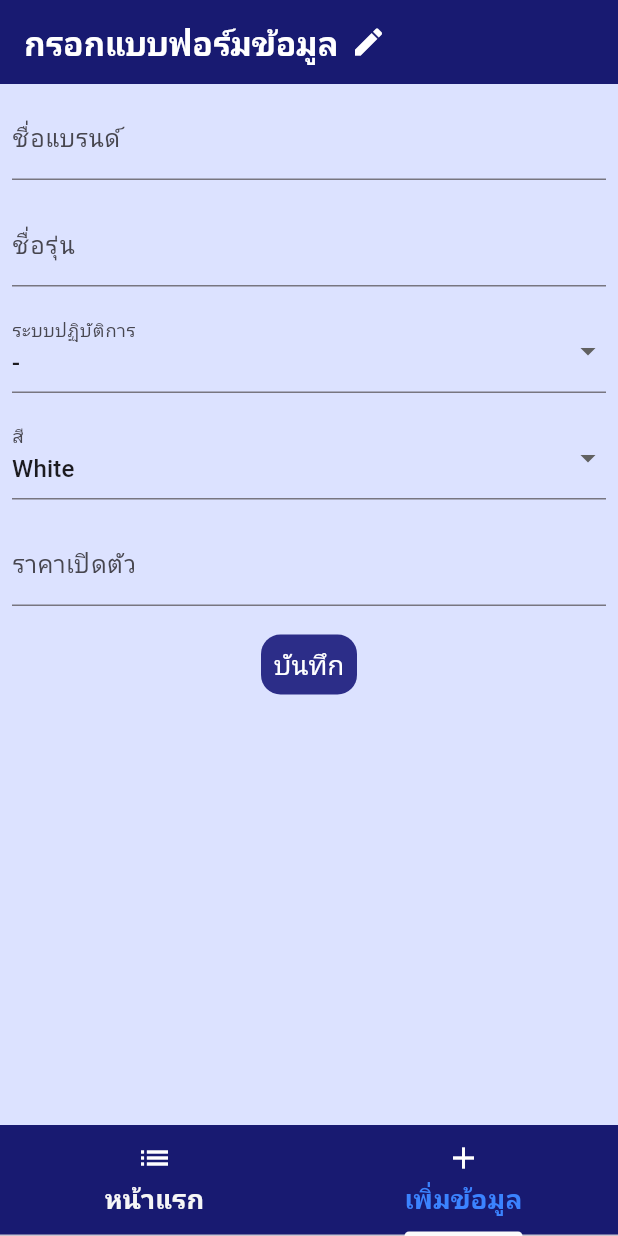
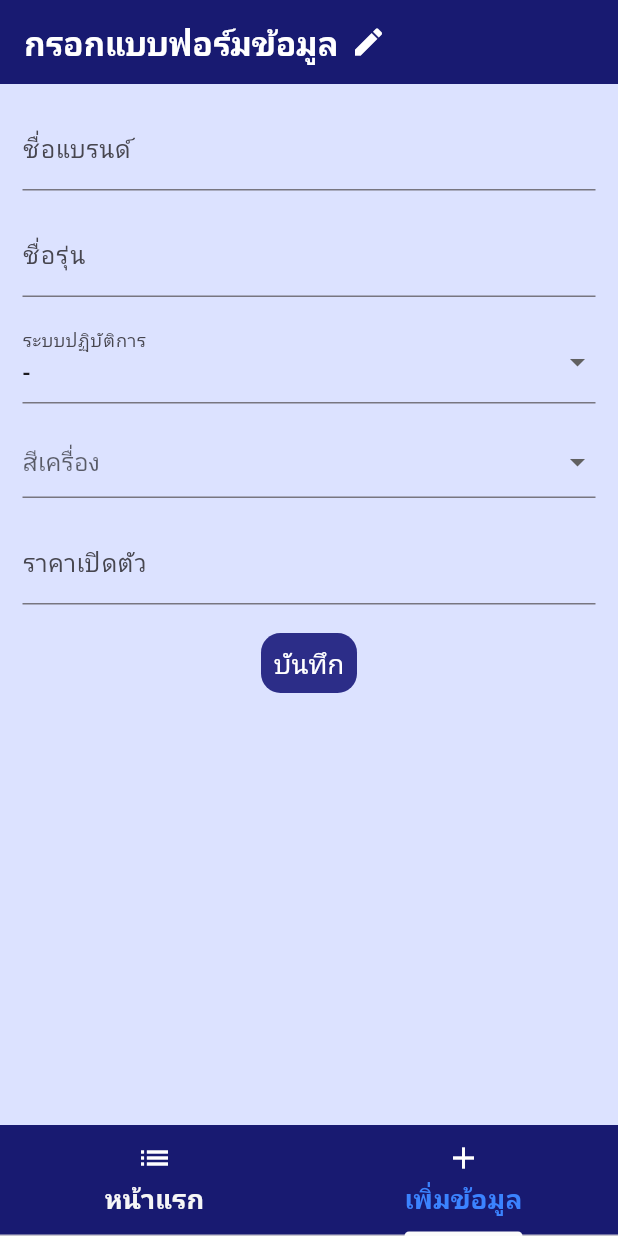
Before and after one commit to ratchanona65/MobileApplication, a Flutter app: the screen it shows after launch, tab 2 chosen, on a phone screen of 412 x 824 dp. Run offline on Flutter 3.47's test engine with Material 3 defaults, Android fonts, the phone set to English and light mode, and no system bars; our stand-ins replace google_fonts, image_picker, sembast; Roboto replaces fonts that are missing (Kanit).

Commit message:
สามารถนำสีจากที่ผู้เลือกมาโชว์ได้แล้ว

```diff
--- a/lib/database/transaction_db.dart
+++ b/lib/database/transaction_db.dart
@@ -1,3 +1,4 @@
+import 'package:myapp/models/mobile_colors.dart';
 import 'package:path/path.dart';
 import 'package:path_provider/path_provider.dart';
 import 'dart:io';
@@ -30,6 +31,7 @@ class TransactionDB {
       "price": statement.price,
       "date": statement.date.toIso8601String(),
       "imagePath": statement.imagePath,
+      "colorsHex": statement.colorsModel
     });
 
     await db.close();
--- /dev/null
+++ b/lib/models/mobile_colors.dart
@@ -0,0 +1,39 @@
+import 'package:flutter/material.dart';
+
+enum MobileColors {
+  white(title: "White", color: Color(0xFFFFFFFF)),
+  black(title: "Black", color: Color(0xFF000000)),
+  spaceGray(title: "Space Gray", color: Color(0xFF757575)),
+  silver(title: "Silver", color: Color(0xFFC0C0C0)),
+  blue(title: "Blue", color: Color(0xFF0000FF)),
+  gold(title: "Gold", color: Color(0xFFFFD700)),
+  midnightGreen(title: "Midnight Green", color: Color(0xFF004953)),
+  purple(title: "Purple", color: Color(0xFF800080)),
+  red(title: "Red", color: Color(0xFFFF0000)),
+  roseGold(title: "Rose Gold", color: Color(0xFFB76E79)),
+  yellow(title: "Yellow", color: Color(0xFFFFFF00)),
+  green(title: "Green", color: Color(0xFF228B22));
+
+  final String title;
+  final Color color;
+
+  const MobileColors({required this.title, required this.color});
+}
+
+String getColorName(String hexColor) {
+  // แปลงสีเป็นเลขฐาน 16 ที่มี # นำหน้า
+  final colorString = Color(int.parse(hexColor)).toString();
+  final colorHex = colorString.split('(0x')[1].split(')')[0].toLowerCase();
+
+  for (var color in MobileColors.values) {
+    // แปลงสีเป็น String
+    final mobileColorHex =
+        color.color.value.toRadixString(16).padLeft(8, '0').toLowerCase();
+
+    // เปรียบเทียบค่าสี
+    if (mobileColorHex == colorHex) {
+      return color.title; // ส่งคืนชื่อสีที่ตรงกัน
+    }
+  }
+  return 'Unknown Color';
+}
--- a/lib/models/transaction.dart
+++ b/lib/models/transaction.dart
@@ -1,10 +1,12 @@
+import 'dart:ui';
+
 class Transactions {
   final String brand;
   final String model;
   final double price;
   final DateTime date;
   final String imagePath;
-  final String colorsModel;
+  String colorsModel;
   final int? keyID;
 
   Transactions({
@@ -32,26 +34,26 @@ enum mobileIcon {
   final imagePath;
 }
 
-enum mobileColors {
-  white(title: "White", colorsHex: "0xFFFFFFFF"),
-  balck(title: "Black", colorsHex: "0xFF000000"),
-  spaceGray(title: "SpaceGray", colorsHex: "0xFF757575"), //
-  silver(title: "Silver", colorsHex: "0xFFC0C0C0"),
-  blue(title: "Blue", colorsHex: "0xFF0000FF"),
-  gold(title: "Gold", colorsHex: "0xFFFFD700"),
-  midnightGreen(title: "Midnight Green", colorsHex: "0xFF004953"), //เขียวมรกต
-  purple(title: "Purple", colorsHex: "0xFF800080"),
-  red(title: "Red", colorsHex: "0xFFFF0000"),
-  roseGold(title: "Rose Gold", colorsHex: "0xFFB76E79"),
-  yellow(title: "Yellow", colorsHex: "0xFFFFFF00"),
-  green(title: "Green", colorsHex: "0xFF228B22"),
-  ;
+// enum mobileColors {
+//   white(title: "White", color: "0xffffffff"),
+//   black(title: "Black", color: "0xff000000"),
+//   spaceGray(title: "SpaceGray", color: "0xff757575"),
+//   silver(title: "Silver", color: "0xffc0c0c0"),
+//   blue(title: "Blue", color: "0xff0000ff"),
+//   gold(title: "Gold", color: "0xffffd700"),
+//   midnightGreen(title: "Midnight Green", color: "0xff004953"),
+//   purple(title: "Purple", color: "0xff800080"),
+//   red(title: "Red", color: "0xffff0000"),
+//   roseGold(title: "Rose Gold", color: "0xffb76e79"),
+//   yellow(title: "Yellow", color: "0xffffff00"),
+//   green(title: "Green", color: "0xff228b22"),
+//   ;
 
-  const mobileColors({
-    required this.title,
-    required this.colorsHex,
-  });
+//   const mobileColors({
+//     required this.title,
+//     required this.color,
+//   });
 
-  final title;
-  final colorsHex;
-}
+//   final String title;
+//   final String color; // เปลี่ยนเป็น String
+// }
--- a/lib/provider/transaction_provider.dart
+++ b/lib/provider/transaction_provider.dart
@@ -40,6 +40,4 @@ class TransactionProvider with ChangeNotifier {
     transactions = await db.loadAllData();
     notifyListeners();
   }
-
-  //อัพโหลดรูป
 }
--- a/lib/screens/form_screen.dart
+++ b/lib/screens/form_screen.dart
@@ -1,13 +1,20 @@
 import 'package:myapp/main.dart';
 import 'package:myapp/models/transaction.dart';
 import 'package:flutter/material.dart';
-import 'package:myapp/screens/home_screen.dart';
 import 'package:provider/provider.dart';
 import 'package:myapp/provider/transaction_provider.dart';
 import 'package:google_fonts/google_fonts.dart';
+import 'package:myapp/models/mobile_colors.dart'; // เพิ่ม import สำหรับ mobile_colors
 
-class FormScreen extends StatelessWidget {
+class FormScreen extends StatefulWidget {
   FormScreen({super.key});
+
+  @override
+  _FormScreenState createState() => _FormScreenState();
+}
+
+class _FormScreenState extends State<FormScreen> {
+  // FormScreen({super.key});
 
   final formKey = GlobalKey<FormState>();
   final brandController = TextEditingController(); //ชื่อแบรนด์
@@ -17,6 +24,7 @@ class FormScreen extends StatelessWidget {
   String iconController = "assets/img/icon_question.png"; //เริ่มต้นเป็น ?
 
   String colorsModelController = "0xFF000000"; //เริ่มต้นเป็น
+  String? selectedColor;
 
   @override
   Widget build(BuildContext context) {
@@ -44,7 +52,7 @@ class FormScreen extends StatelessWidget {
           backgroundColor: const Color.fromARGB(255, 24, 26, 113),
         ),
         body: Padding(
-          padding: const EdgeInsets.all(8.0),
+          padding: const EdgeInsets.all(15.0),
           child: Form(
               key: formKey,
               child: Column(
@@ -88,19 +96,36 @@ class FormScreen extends StatelessWidget {
                         iconController = value!.imagePath.toString();
                       }),
                   const SizedBox(height: 15),
-                  DropdownButtonFormField(
-                      //---------------------------------------------------สีโทรศัพท์
-                      value: mobileColors.white,
-                      decoration: const InputDecoration(
-                        labelText: 'สี',
-                      ),
-                      items: mobileColors.values.map((key) {
-                        return DropdownMenuItem(
-                            value: key, child: Text(key.title));
-                      }).toList(),
-                      onChanged: (value) {
-                        colorsModelController = value!.colorsHex.toString();
-                      }),
+                  DropdownButtonFormField<String>(
+                    hint: Text("สีเครื่อง"),
+                    value: selectedColor,
+                    items: MobileColors.values.map((color) {
+                      return DropdownMenuItem<String>(
+                        value:
+                            "0x${color.color.value.toRadixString(16)}", // เก็บค่าสีในรูปแบบ String
+                        child: Row(
+                          children: [
+                            Container(
+                              width: 20,
+                              height: 20,
+                              color: color.color, // แสดงสี
+                            ),
+                            SizedBox(width: 10),
+                            Text(color.title), // แสดงชื่อสี
+                          ],
+                        ),
+                      );
+                    }).toList(),
+                    onChanged: (String? value) {
+                      if (value != null) {
+                        setState(() {
+                          selectedColor = value; // บันทึกสีที่เลือก
+                          colorsModelController =
+                              value; // เก็บค่าที่เลือกไว้ใน colorsModelController
+                        });
+                      }
+                    },
+                  ),
                   const SizedBox(height: 15),
                   TextFormField(
                     decoration: const InputDecoration(
@@ -144,7 +169,7 @@ class FormScreen extends StatelessWidget {
                             model: modelController.text,
                             colorsModel: colorsModelController.isNotEmpty
                                 ? colorsModelController
-                                : '0xFF000000',
+                                : '0xFF000000', // ค่าเริ่มต้นหากไม่มีการเลือกสี
                             price: double.parse(priceController.text),
                             date: DateTime.now(),
                             imagePath: iconController.isNotEmpty
```
Also changed, not shown: lib/screens/home_screen.dart (+28 -25 lines).
